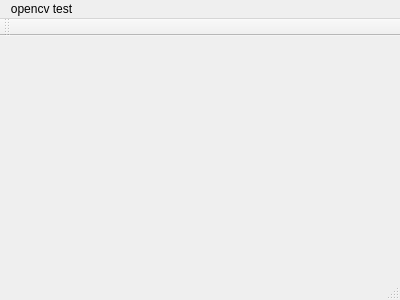
Above: mainwindow.ui from yzbx/opencv-qt before the change. Below: the same form after it.
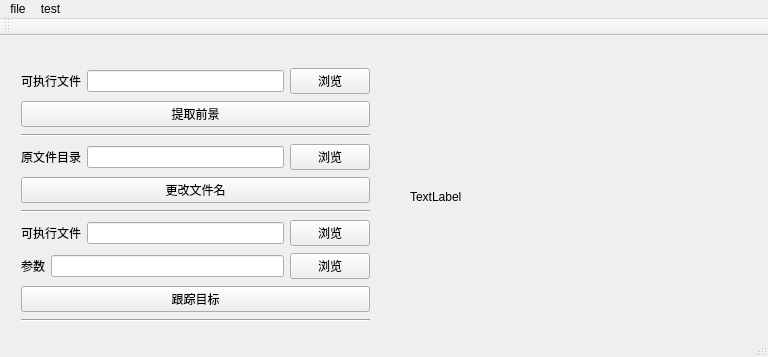
That is the form after the change.

The edit to the form file:
```diff
--- a/mainwindow.ui
+++ b/mainwindow.ui
@@ -6,29 +6,189 @@
    <rect>
     <x>0</x>
     <y>0</y>
-    <width>400</width>
-    <height>300</height>
+    <width>768</width>
+    <height>357</height>
    </rect>
   </property>
   <property name="windowTitle">
    <string>MainWindow</string>
   </property>
-  <widget class="QWidget" name="centralWidget"/>
+  <widget class="QWidget" name="centralWidget">
+   <widget class="QWidget" name="layoutWidget">
+    <property name="geometry">
+     <rect>
+      <x>10</x>
+      <y>20</y>
+      <width>371</width>
+      <height>281</height>
+     </rect>
+    </property>
+    <layout class="QVBoxLayout" name="verticalLayout">
+     <item>
+      <layout class="QHBoxLayout" name="horizontalLayout">
+       <item>
+        <widget class="QLabel" name="label_3">
+         <property name="text">
+          <string>可执行文件</string>
+         </property>
+        </widget>
+       </item>
+       <item>
+        <widget class="QLineEdit" name="lineEdit"/>
+       </item>
+       <item>
+        <widget class="QPushButton" name="pushButton_5">
+         <property name="text">
+          <string>浏览</string>
+         </property>
+        </widget>
+       </item>
+      </layout>
+     </item>
+     <item>
+      <widget class="QPushButton" name="pushButton">
+       <property name="text">
+        <string>提取前景</string>
+       </property>
+      </widget>
+     </item>
+     <item>
+      <widget class="Line" name="line">
+       <property name="orientation">
+        <enum>Qt::Horizontal</enum>
+       </property>
+      </widget>
+     </item>
+     <item>
+      <layout class="QHBoxLayout" name="horizontalLayout_2">
+       <item>
+        <widget class="QLabel" name="label">
+         <property name="text">
+          <string>原文件目录</string>
+         </property>
+        </widget>
+       </item>
+       <item>
+        <widget class="QLineEdit" name="lineEdit_2"/>
+       </item>
+       <item>
+        <widget class="QPushButton" name="pushButton_4">
+         <property name="text">
+          <string>浏览</string>
+         </property>
+        </widget>
+       </item>
+      </layout>
+     </item>
+     <item>
+      <widget class="QPushButton" name="pushButton_2">
+       <property name="text">
+        <string>更改文件名</string>
+       </property>
+      </widget>
+     </item>
+     <item>
+      <widget class="Line" name="line_2">
+       <property name="orientation">
+        <enum>Qt::Horizontal</enum>
+       </property>
+      </widget>
+     </item>
+     <item>
+      <layout class="QHBoxLayout" name="horizontalLayout_4">
+       <item>
+        <widget class="QLabel" name="label_4">
+         <property name="text">
+          <string>可执行文件</string>
+         </property>
+        </widget>
+       </item>
+       <item>
+        <widget class="QLineEdit" name="lineEdit_4"/>
+       </item>
+       <item>
+        <widget class="QPushButton" name="pushButton_6">
+         <property name="text">
+          <string>浏览</string>
+         </property>
+        </widget>
+       </item>
+      </layout>
+     </item>
+     <item>
+      <layout class="QHBoxLayout" name="horizontalLayout_3">
+       <item>
+        <widget class="QLabel" name="label_2">
+         <property name="text">
+          <string>参数</string>
+         </property>
+        </widget>
+       </item>
+       <item>
+        <widget class="QLineEdit" name="lineEdit_3"/>
+       </item>
+       <item>
+        <widget class="QPushButton" name="pushButton_3">
+         <property name="text">
+          <string>浏览</string>
+         </property>
+        </widget>
+       </item>
+      </layout>
+     </item>
+     <item>
+      <widget class="QPushButton" name="pushButton_7">
+       <property name="text">
+        <string>跟踪目标</string>
+       </property>
+      </widget>
+     </item>
+     <item>
+      <widget class="Line" name="line_3">
+       <property name="orientation">
+        <enum>Qt::Horizontal</enum>
+       </property>
+      </widget>
+     </item>
+    </layout>
+   </widget>
+   <widget class="QLabel" name="label_5">
+    <property name="geometry">
+     <rect>
+      <x>410</x>
+      <y>30</y>
+      <width>331</width>
+      <height>261</height>
+     </rect>
+    </property>
+    <property name="text">
+     <string>TextLabel</string>
+    </property>
+   </widget>
+  </widget>
   <widget class="QMenuBar" name="menuBar">
    <property name="geometry">
     <rect>
      <x>0</x>
      <y>0</y>
-     <width>400</width>
+     <width>768</width>
      <height>23</height>
     </rect>
    </property>
    <widget class="QMenu" name="menuOpencv_test">
     <property name="title">
-     <string>opencv test</string>
+     <string>test</string>
     </property>
     <addaction name="actionRun"/>
    </widget>
+   <widget class="QMenu" name="menuHelp">
+    <property name="title">
+     <string>file</string>
+    </property>
+    <addaction name="actionSaveKeyFrame"/>
+    <addaction name="actionSaveFrame"/>
+   </widget>
+   <addaction name="menuHelp"/>
    <addaction name="menuOpencv_test"/>
   </widget>
   <widget class="QToolBar" name="mainToolBar">
```
Left out of the diff: 30 changed lines with no effect on the pictures.
